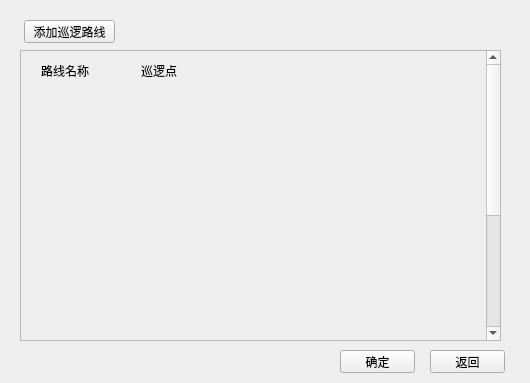
Qt form xunluoluxian.ui (wangqi1994/gui_python_configuration-software) before a commit.
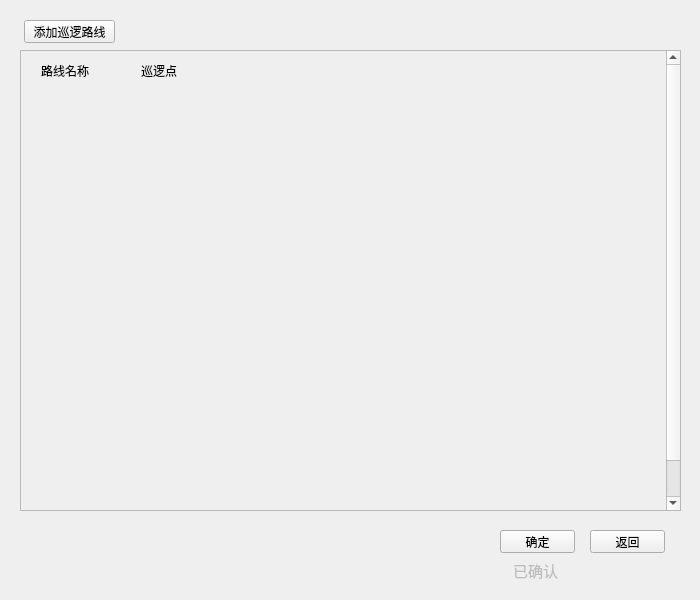
The same form after that commit.

What changed in the file:
```diff
--- a/xunluoluxian.ui
+++ b/xunluoluxian.ui
@@ -6,8 +6,8 @@
    <rect>
     <x>0</x>
     <y>0</y>
-    <width>530</width>
-    <height>383</height>
+    <width>700</width>
+    <height>600</height>
    </rect>
   </property>
   <property name="windowTitle">
@@ -31,8 +31,8 @@
     <rect>
      <x>20</x>
      <y>50</y>
-     <width>481</width>
-     <height>291</height>
+     <width>661</width>
+     <height>461</height>
     </rect>
    </property>
    <property name="verticalScrollBarPolicy">
@@ -90,8 +90,8 @@
   <widget class="QPushButton" name="ok_addxllx">
    <property name="geometry">
     <rect>
-     <x>340</x>
-     <y>350</y>
+     <x>500</x>
+     <y>530</y>
      <width>75</width>
      <height>23</height>
     </rect>
@@ -103,8 +103,8 @@
   <widget class="QPushButton" name="re_addxllx">
    <property name="geometry">
     <rect>
-     <x>430</x>
-     <y>350</y>
+     <x>590</x>
+     <y>530</y>
      <width>75</width>
      <height>23</height>
     </rect>
@@ -113,6 +113,30 @@
     <string>返回</string>
    </property>
   </widget>
+  <widget class="QLabel" name="yiqueren">
+   <property name="enabled">
+    <bool>false</bool>
+   </property>
+   <property name="geometry">
+    <rect>
+     <x>510</x>
+     <y>560</y>
+     <width>51</width>
+     <height>21</height>
+    </rect>
+   </property>
+   <property name="font">
+    <font>
+     <pointsize>11</pointsize>
+    </font>
+   </property>
+   <property name="text">
+    <string>已确认</string>
+   </property>
+   <property name="alignment">
+    <set>Qt::AlignCenter</set>
+   </property>
+  </widget>
  </widget>
  <resources/>
  <connections/>
```
